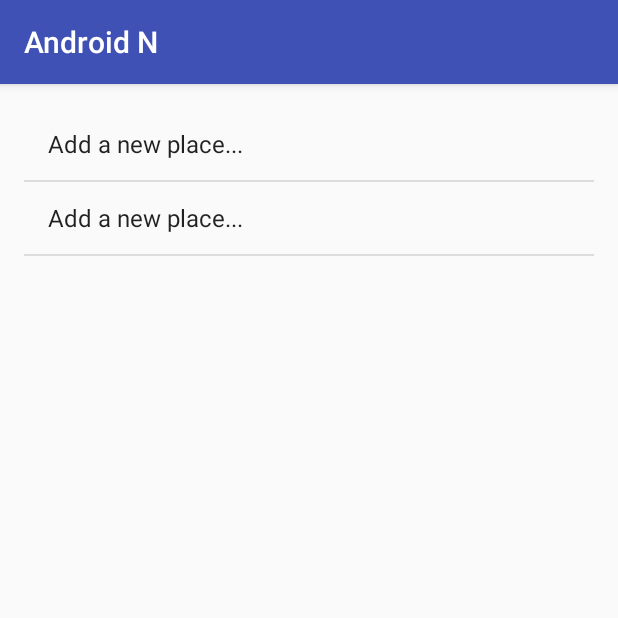
After one commit to bavuonglong/android-n, an Android app: the MemorablePlacesActivity screen opened directly, with no data from a screen before it, on a phone screen of 412 x 824 dp, the top half of it. The commit adds this screen. Run offline under Robolectric (Android 15) with nearby library versions, the phone set to English and light mode, and no system bars.

Commit message:
Memorable Places

```diff
--- a/app/build.gradle
+++ b/app/build.gradle
@@ -22,6 +22,7 @@
     implementation fileTree(dir: 'libs', include: ['*.jar'])
     implementation 'com.android.support:appcompat-v7:26.1.0'
     implementation 'com.android.support.constraint:constraint-layout:1.0.2'
+    implementation 'com.google.android.gms:play-services-maps:11.8.0'
     testImplementation 'junit:junit:4.12'
     androidTestImplementation 'com.android.support.test:runner:1.0.1'
     androidTestImplementation 'com.android.support.test.espresso:espresso-core:3.0.1'
--- a/app/src/main/java/com/codeko/androidn/MainActivity.java
+++ b/app/src/main/java/com/codeko/androidn/MainActivity.java
@@ -28,4 +28,8 @@
         MainActivity.this.startActivity(myIntent);
     }
 
+    public void memorablePlaces(View view) {
+        Intent myIntent = new Intent(MainActivity.this, MemorablePlacesActivity.class);
+        MainActivity.this.startActivity(myIntent);
+    }
 }
--- /dev/null
+++ b/app/src/main/java/com/codeko/androidn/MemorablePlacesActivity.java
@@ -0,0 +1,48 @@
+package com.codeko.androidn;
+
+import android.content.Intent;
+import android.os.Bundle;
+import android.support.v7.app.AppCompatActivity;
+import android.view.View;
+import android.widget.AdapterView;
+import android.widget.ArrayAdapter;
+import android.widget.ListView;
+
+import com.google.android.gms.maps.model.LatLng;
+
+import java.util.ArrayList;
+
+public class MemorablePlacesActivity extends AppCompatActivity {
+
+    static ArrayList<String> places = new ArrayList<>();
+    static ArrayList<LatLng> locations = new ArrayList<>();
+    static ArrayAdapter arrayAdapter;
+
+    @Override
+    protected void onCreate(Bundle savedInstanceState) {
+        super.onCreate(savedInstanceState);
+        setContentView(R.layout.activity_memorable_places);
+
+        ListView listView = (ListView) findViewById(R.id.listView);
+
+        places.add("Add a new place...");
+        locations.add(new LatLng(0, 0));
+
+        arrayAdapter = new ArrayAdapter(this, android.R.layout.simple_list_item_1, places);
+
+        listView.setAdapter(arrayAdapter);
+
+        listView.setOnItemClickListener(new AdapterView.OnItemClickListener() {
+
+            @Override
+            public void onItemClick(AdapterView<?> adapterView, View view, int i, long l) {
+
+                Intent intent = new Intent(getApplicationContext(), MapsActivity.class);
+                intent.putExtra("placeNumber", i);
+
+                startActivity(intent);
+            }
+
+        });
+    }
+}
--- /dev/null
+++ b/app/src/main/res/layout/activity_memorable_places.xml
@@ -0,0 +1,19 @@
+<?xml version="1.0" encoding="utf-8"?>
+<RelativeLayout xmlns:android="http://schemas.android.com/apk/res/android"
+    xmlns:tools="http://schemas.android.com/tools"
+    android:id="@+id/activity_main"
+    android:layout_width="match_parent"
+    android:layout_height="match_parent"
+    android:paddingBottom="@dimen/activity_vertical_margin"
+    android:paddingLeft="@dimen/activity_horizontal_margin"
+    android:paddingRight="@dimen/activity_horizontal_margin"
+    android:paddingTop="@dimen/activity_vertical_margin"
+    tools:context=".MemorablePlacesActivity">
+
+    <ListView
+        android:layout_width="match_parent"
+        android:layout_height="match_parent"
+        android:layout_alignParentTop="true"
+        android:layout_alignParentEnd="true"
+        android:id="@+id/listView" />
+</RelativeLayout>
--- a/app/src/main/res/values/strings.xml
+++ b/app/src/main/res/values/strings.xml
@@ -2,4 +2,5 @@
     <string name="app_name">Android N</string>
     <string name="bart_simpson">Bart Simpson</string>
     <string name="homer_simpson">Homer Simpson</string>
+    <string name="title_activity_maps">Map</string>
 </resources>
```
Also changed, not shown: app/src/debug/res/values/google_maps_api.xml (added, +24 -0 lines), app/src/main/AndroidManifest.xml (+17 -1 lines), app/src/main/java/com/codeko/androidn/MapsActivity.java (added, +224 -0 lines), app/src/main/res/layout/activity_main.xml (+11 -0 lines), app/src/main/res/layout/activity_maps.xml (added, +8 -0 lines), 1 other file.
